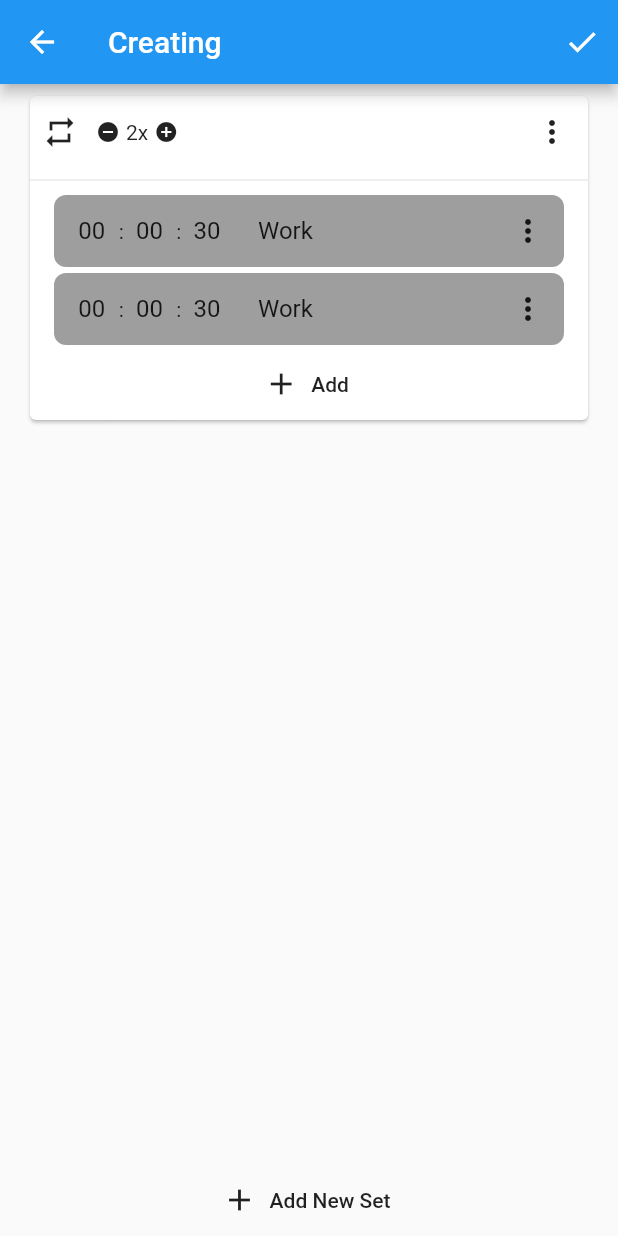
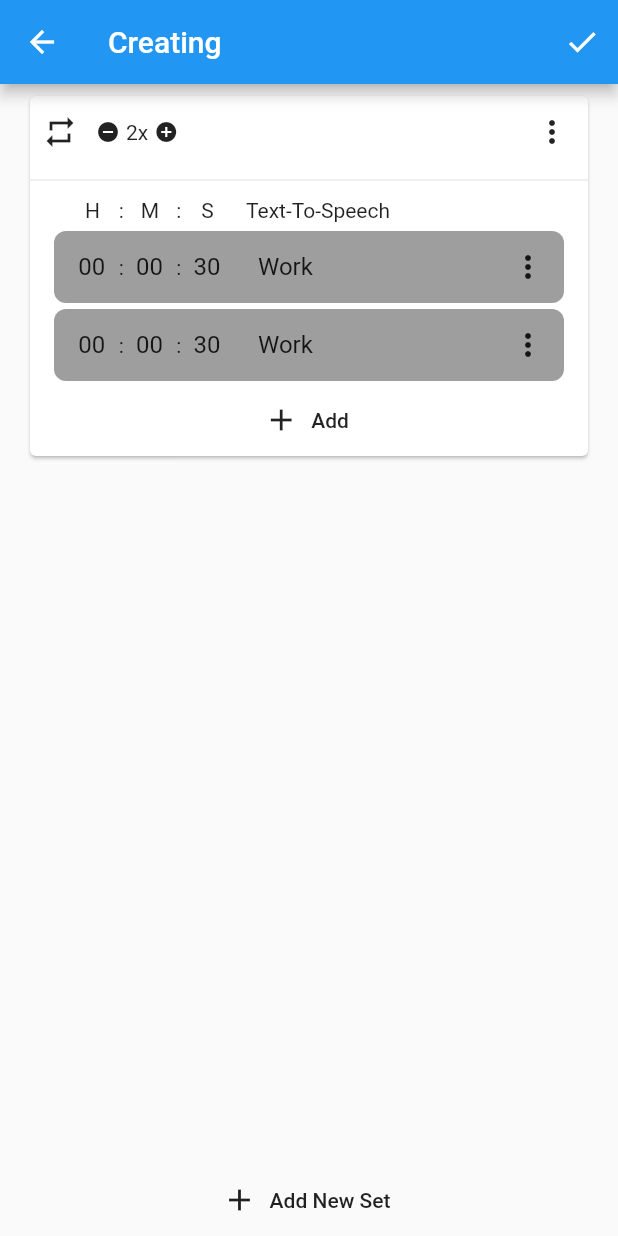
Before and after one commit to AndrewJEON/hiit_timer, a Flutter app: the TimerCreatingPage screen opened directly, after a tap on the "add circle" icon, after a tap on "Add", on a phone screen of 412 x 824 dp. Run offline on Flutter 3.47's test engine with Material 2 defaults, Android fonts, the phone set to English and light mode, and no system bars; our stand-ins replace bloc, equatable, flutter_bloc, flutter_icons, fluttertoast, get_it and 1 more; accounts and stored records are empty.

Commit message:
Feat table name

```diff
--- a/lib/presentation/widgets/views/view_timer_set.dart
+++ b/lib/presentation/widgets/views/view_timer_set.dart
@@ -48,8 +48,8 @@ class TimerSetView extends StatelessWidget {
                 } else {
                   var count = 0;
                   for (var i = 0;
-                  i < previous.timerSets[index].timers.length;
-                  i++) {
+                      i < previous.timerSets[index].timers.length;
+                      i++) {
                     if (previous.timerSets[index].timers[i] !=
                         current.timerSets[index].timers[i]) {
                       count++;
@@ -68,6 +68,40 @@ class TimerSetView extends StatelessWidget {
               return Column(
                 mainAxisSize: MainAxisSize.min,
                 children: <Widget>[
+                  Padding(
+                    padding: const EdgeInsets.symmetric(horizontal: 16, vertical: 4),
+                    child: Row(
+                      children: <Widget>[
+                        Container(
+                          width: 128,
+                          padding: const EdgeInsets.symmetric(horizontal: 16),
+                          child: Row(
+                            mainAxisSize: MainAxisSize.min,
+                            children: <Widget>[
+                              Expanded(
+                                child: Text('H', textAlign: TextAlign.center),
+                              ),
+                              Expanded(
+                                child: Text(':', textAlign: TextAlign.center),
+                              ),
+                              Expanded(
+                                child: Text('M', textAlign: TextAlign.center),
+                              ),
+                              Expanded(
+                                child: Text(':', textAlign: TextAlign.center),
+                              ),
+                              Expanded(
+                                child: Text('S', textAlign: TextAlign.center),
+                              ),
+                            ],
+                          ),
+                        ),
+                        Flexible(
+                          child: Text('Text-To-Speech'),
+                        ),
+                      ],
+                    ),
+                  ),
                   for (var i = 0; i < state.timerSets[index].timers.length; i++)
                     Padding(
                       padding: const EdgeInsets.symmetric(
```
